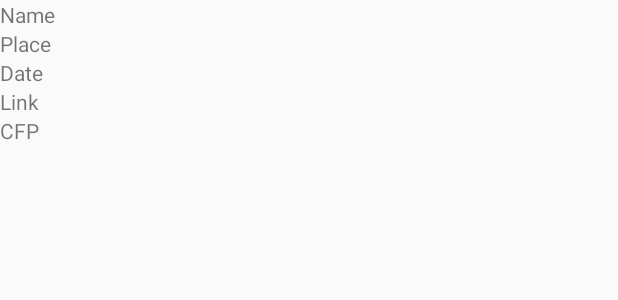
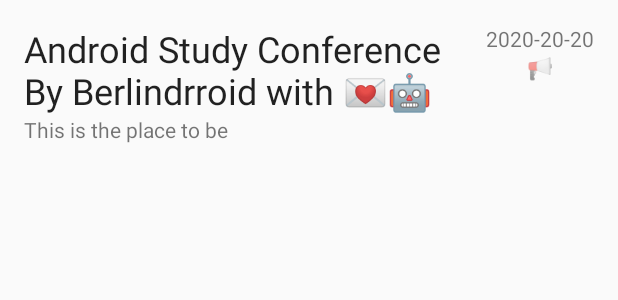
Before and after one commit to gdg-berlin-android/android-conferences, an Android app: the layout conference_item.xml on its own in the app's theme, with its tools: preview values and no code run, on a phone screen of 412 x 824 dp. Shown: the top 300 px of the screen. Run offline under Robolectric (Android 15) with nearby library versions, the phone set to English and light mode, and no system bars.

Commit message:
Update UI to be nicer to be looked at

```diff
--- a/app/src/main/java/de/berlindroid/androidconferences/ConferenceItemAdapter.kt
+++ b/app/src/main/java/de/berlindroid/androidconferences/ConferenceItemAdapter.kt
@@ -2,7 +2,6 @@ package de.berlindroid.androidconferences
 
 import android.view.LayoutInflater
 import android.view.ViewGroup
-import android.widget.LinearLayout
 import androidx.recyclerview.widget.RecyclerView
 
 class ConferenceItemAdapter(
@@ -15,7 +14,7 @@ class ConferenceItemAdapter(
     ): ConferenceItemViewHolder {
         val view = LayoutInflater
             .from(parent.context)
-            .inflate(R.layout.conference_item, parent, false) as LinearLayout
+            .inflate(R.layout.conference_item, parent, false)
 
         return ConferenceItemViewHolder(view)
     }
--- a/app/src/main/java/de/berlindroid/androidconferences/ConferenceViewModel.kt
+++ b/app/src/main/java/de/berlindroid/androidconferences/ConferenceViewModel.kt
@@ -27,7 +27,6 @@ class ConferenceViewModel : ViewModel() {
                     state.postValue(Success(body))
                 }
             )
-
     }
 
 }
--- a/app/src/main/res/layout/conference_item.xml
+++ b/app/src/main/res/layout/conference_item.xml
@@ -1,37 +1,50 @@
 <?xml version="1.0" encoding="utf-8"?>
-<LinearLayout xmlns:android="http://schemas.android.com/apk/res/android"
-              android:id="@+id/conference_item"
-              android:layout_width="match_parent"
-              android:layout_height="wrap_content"
-              android:orientation="vertical">
+<androidx.constraintlayout.widget.ConstraintLayout
+        xmlns:android="http://schemas.android.com/apk/res/android" xmlns:app="http://schemas.android.com/apk/res-auto"
+        xmlns:tools="http://schemas.android.com/tools"
+        android:id="@+id/conference_item"
+        android:layout_width="match_parent"
+        android:layout_height="wrap_content"
+        android:padding="16dp"
+        android:orientation="vertical">
 
     <TextView
+            app:layout_constraintStart_toStartOf="parent"
+            app:layout_constraintEnd_toStartOf="@id/date"
+            app:layout_constraintTop_toTopOf="parent"
+            style="@style/TextAppearance.AppCompat.Headline"
             android:id="@+id/name"
-            android:layout_width="wrap_content"
+            android:layout_width="0dp"
             android:layout_height="wrap_content"
-            android:text="Name"/>
+            tools:text="Android Study Conference By Berlindrroid with 💌🤖"/>
 
     <TextView
+            app:layout_constraintTop_toBottomOf="@id/name"
+            app:layout_constraintStart_toStartOf="parent"
+            app:layout_constraintEnd_toEndOf="parent"
             android:id="@+id/place"
-            android:layout_width="wrap_content"
+            android:layout_width="0dp"
             android:layout_height="wrap_content"
-            android:text="Place"/>
+            tools:text="This is the place to be"/>
 
     <TextView
+            app:layout_constraintTop_toTopOf="parent"
+            app:layout_constraintStart_toEndOf="@id/name"
+            app:layout_constraintEnd_toEndOf="parent"
+            android:layout_marginStart="8dp"
             android:id="@+id/date"
             android:layout_width="wrap_content"
             android:layout_height="wrap_content"
-            android:text="Date"/>
+            android:text="2020-20-20"/>
 
     <TextView
-            android:id="@+id/link"
-            android:layout_width="wrap_content"
-            android:layout_height="wrap_content"
-            android:text="Link"/>
-
-    <TextView
+            app:layout_constraintTop_toBottomOf="@id/date"
+            app:layout_constraintStart_toStartOf="@id/date"
+            app:layout_constraintEnd_toEndOf="@id/date"
             android:id="@+id/callForParticipation"
             android:layout_width="wrap_content"
             android:layout_height="wrap_content"
-            android:text="CFP"/>
-</LinearLayout>
+            android:visibility="gone"
+            tools:visibility="visible"
+            android:text="📢"/>
+</androidx.constraintlayout.widget.ConstraintLayout>
--- a/app/src/main/res/values/strings.xml
+++ b/app/src/main/res/values/strings.xml
@@ -1,3 +1,8 @@
 <resources>
     <string name="app_name">Android Conferences</string>
+    <string name="cfp_or_conference_dialog_message">Do you want to open the conference or the call for participation
+        link?
+    </string>
+    <string name="cfp_or_conference_dialog_cfp_button">CFP</string>
+    <string name="cfp_or_conference_dialog_conference_button">Conference</string>
 </resources>
```
Also changed, not shown: app/src/main/java/de/berlindroid/androidconferences/ConferenceApi.kt (+12 -3 lines), app/src/main/java/de/berlindroid/androidconferences/ConferenceItemViewHolder.kt (+47 -3 lines), app/src/main/java/de/berlindroid/androidconferences/MainActivity.kt (+9 -3 lines), 2 other files.
